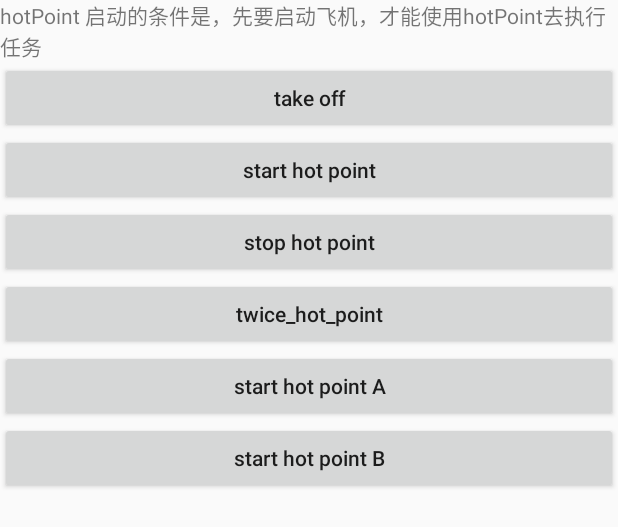
After one commit to yushiwo/GSDemo, an Android app: the layout activity_hot_point.xml on its own in the app's theme, with its tools: preview values and no code run, on a phone screen of 412 x 824 dp. The commit adds this screen. Shown: the top 527 px of the screen. Run offline under Robolectric (Android 15) with nearby library versions, the phone set to English and light mode, and no system bars.

Commit message:
增加登陆和hotpoint功能

```diff
--- /dev/null
+++ b/app/src/main/res/layout/activity_hot_point.xml
@@ -0,0 +1,63 @@
+<?xml version="1.0" encoding="utf-8"?>
+<LinearLayout xmlns:android="http://schemas.android.com/apk/res/android"
+    xmlns:app="http://schemas.android.com/apk/res-auto"
+    xmlns:tools="http://schemas.android.com/tools"
+    android:layout_width="match_parent"
+    android:layout_height="match_parent"
+    android:orientation="vertical"
+    tools:context=".hotpoint.HotPointActivity">
+
+    <TextView
+        android:layout_width="wrap_content"
+        android:layout_height="wrap_content"
+        android:text="hotPoint 启动的条件是，先要启动飞机，才能使用hotPoint去执行任务"
+        android:textAllCaps="false" />
+
+    <Button
+        android:id="@+id/hot_take_off"
+        android:layout_width="match_parent"
+        android:layout_height="wrap_content"
+        android:onClick="onClick"
+        android:text="take off"
+        android:textAllCaps="false" />
+
+    <Button
+        android:id="@+id/start_hot_point"
+        android:layout_width="match_parent"
+        android:layout_height="wrap_content"
+        android:onClick="onClick"
+        android:text="start hot point"
+        android:textAllCaps="false" />
+
+    <Button
+        android:id="@+id/stop_hot_point"
+        android:layout_width="match_parent"
+        android:layout_height="wrap_content"
+        android:onClick="onClick"
+        android:text="stop hot point"
+        android:textAllCaps="false" />
+
+    <Button
+        android:id="@+id/twice_hot_point"
+        android:layout_width="match_parent"
+        android:layout_height="wrap_content"
+        android:onClick="onClick"
+        android:text="twice_hot_point"
+        android:textAllCaps="false" />
+
+    <Button
+        android:id="@+id/start_hot_point_A"
+        android:layout_width="match_parent"
+        android:layout_height="wrap_content"
+        android:onClick="onClick"
+        android:text="start hot point A"
+        android:textAllCaps="false" />
+
+    <Button
+        android:id="@+id/start_hot_point_B"
+        android:layout_width="match_parent"
+        android:layout_height="wrap_content"
+        android:onClick="onClick"
+        android:text="start hot point B"
+        android:textAllCaps="false" />
+</LinearLayout>
```
Also changed, not shown: app/src/main/AndroidManifest.xml (+8 -0 lines), app/src/main/java/com/dji/GSDemo/GaodeMap/MApplication.java (+8 -0 lines), app/src/main/java/com/dji/GSDemo/GaodeMap/MainActivity.java (+2 -5 lines), app/src/main/java/com/dji/GSDemo/GaodeMap/TestActivity.java (+14 -3 lines), app/src/main/java/com/dji/GSDemo/GaodeMap/hotpoint/HotPointActivity.java (added, +354 -0 lines), app/src/main/java/com/dji/GSDemo/GaodeMap/login/LoginActivity.java (added, +76 -0 lines), app/src/main/java/com/dji/GSDemo/GaodeMap/utils/ToastUtils.java (added, +63 -0 lines), app/src/main/res/layout/activity_login.xml (added, +29 -0 lines), app/src/main/res/layout/activity_test2.xml (+7 -0 lines), 9 other files.
